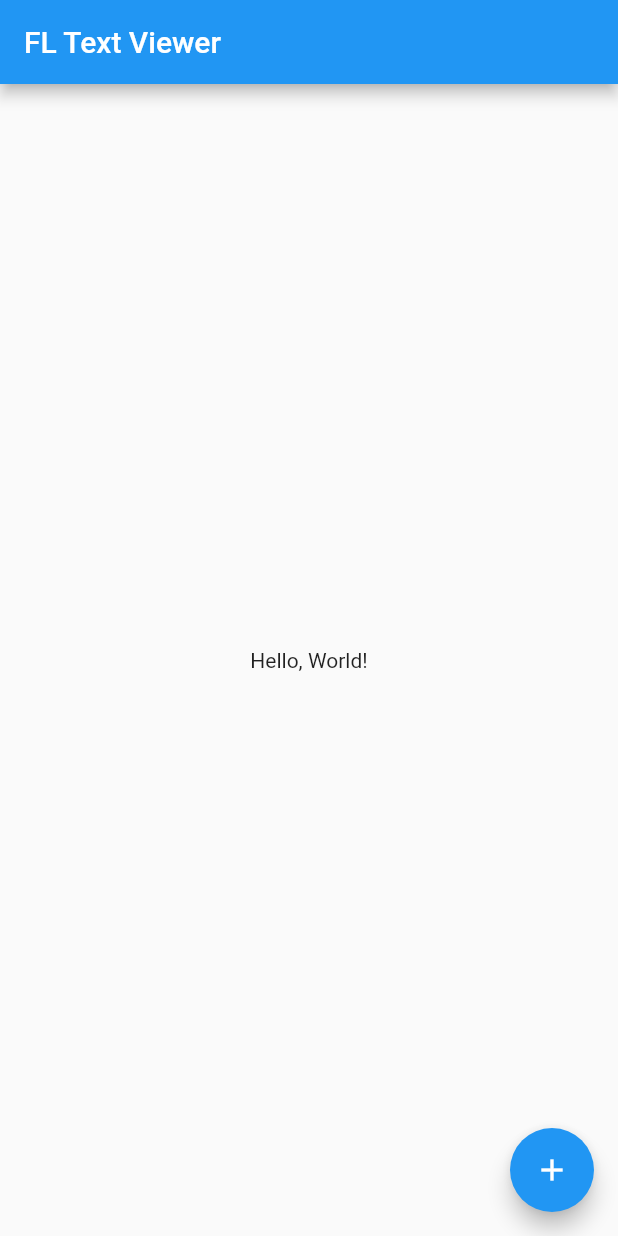
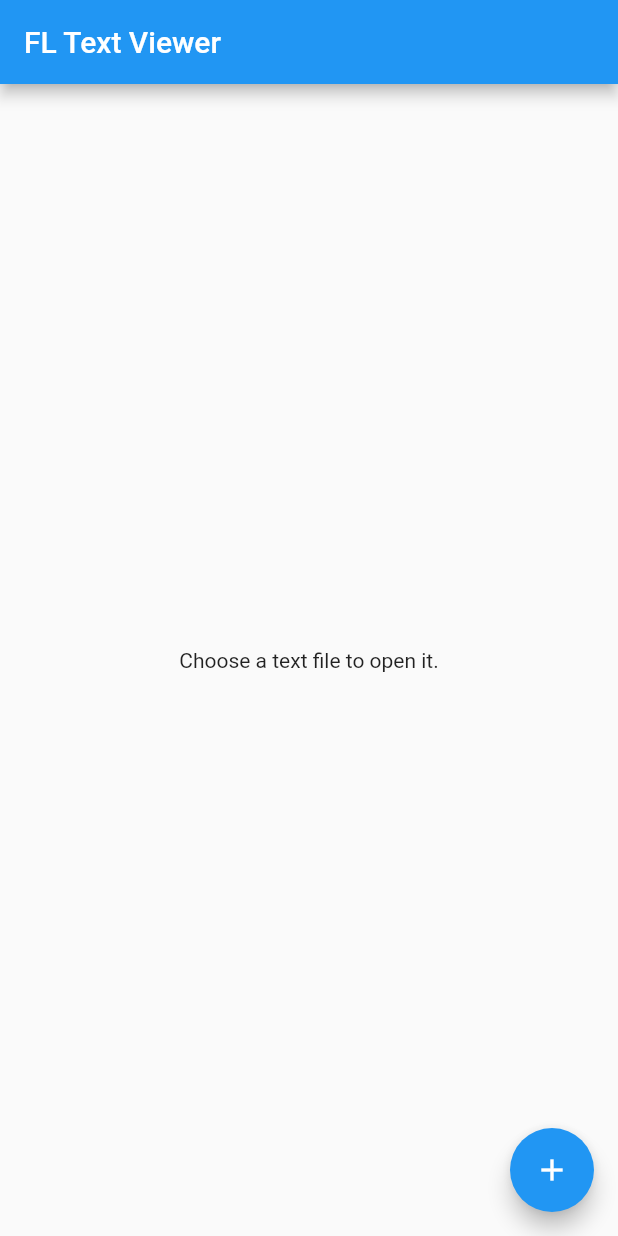
Before and after one commit to ygohko/fl_text_viewer, a Flutter app: the screen it shows after launch, after a tap on the "add" icon, on a phone screen of 412 x 824 dp. Run offline on Flutter 3.47's test engine with Material 2 defaults, Android fonts, the phone set to English and light mode, and no system bars; our stand-ins replace file_picker.

Commit message:
Modified to show text in new page.

```diff
--- a/lib/main.dart
+++ b/lib/main.dart
@@ -29,8 +29,6 @@ class MyHomePage extends StatefulWidget {
 }
 
 class _MyHomePageState extends State<MyHomePage> {
-  String _shownText = 'Hello, World!';
-
   @override
   Widget build(BuildContext context) {
     return Scaffold(
@@ -42,7 +40,7 @@ class _MyHomePageState extends State<MyHomePage> {
           mainAxisAlignment: MainAxisAlignment.center,
           children: <Widget>[
             Text(
-              '$_shownText',
+              'Choose a text file to open it.',
             ),
           ],
         ),
@@ -50,6 +48,7 @@ class _MyHomePageState extends State<MyHomePage> {
       floatingActionButton: FloatingActionButton(
         tooltip: 'Load a text file',
         child: const Icon(Icons.add),
+        /*
         onPressed: () async {
           var result = await FilePicker.platform.pickFiles();
           if (result == null) {
@@ -68,6 +67,34 @@ class _MyHomePageState extends State<MyHomePage> {
             });
           });
         },
+        */
+        onPressed: () async {
+          var result = await FilePicker.platform.pickFiles();
+          if (result == null) {
+            return;
+          }
+          print('path: ${result.files.single.path}');
+          var path = result.files.single.path;
+          if (path == null) {
+            return;
+          }
+          var file = File(path);
+          file.readAsString().then((text) {
+            print('text: ${text}');
+            Navigator.of(context).push(
+              MaterialPageRoute<void>(
+                builder: (context) {
+                  return Scaffold(
+                    appBar: AppBar(
+                      title: const Text('Pushed widget'),
+                    ),
+                    body: Text(text),
+                  );
+                }
+              )
+            );
+          });
+        }
       ),
     );
   }
```
